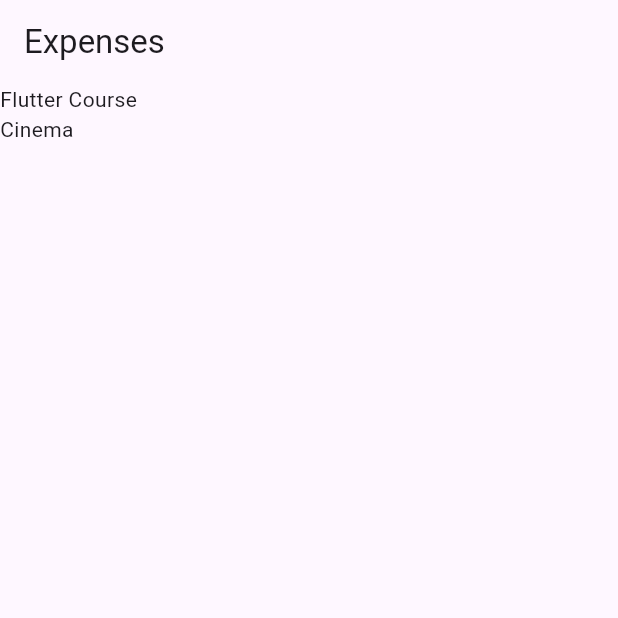
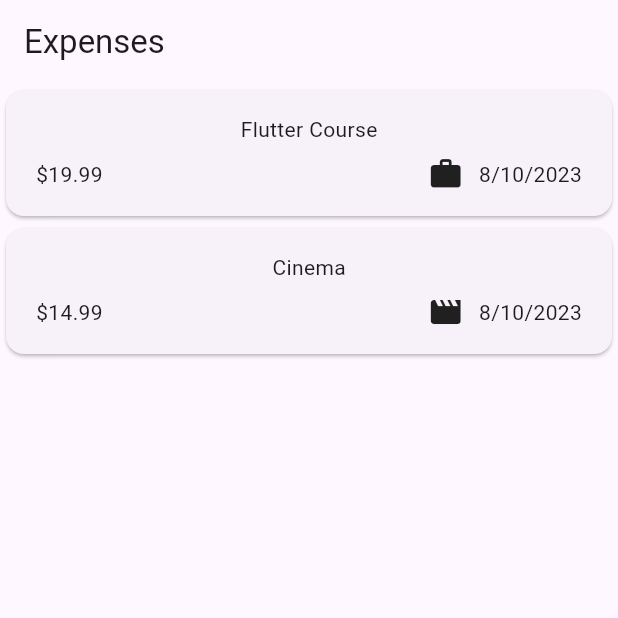
Before and after one commit to davidecarizzoni/flutter_expense_tracker_app, a Flutter app: the screen it shows after launch, on a phone screen of 412 x 824 dp, the top half of it. Run offline on Flutter 3.47's test engine with Material 2 defaults, Android fonts, the phone set to English and light mode, and no system bars.

Commit message:
feat(expenses): list with date formatter and icons

```diff
--- a/lib/main.dart
+++ b/lib/main.dart
@@ -1,4 +1,4 @@
-import 'package:expense_tracker/expenses.dart';
+import 'package:expense_tracker/widgets/expenses.dart';
 import 'package:flutter/material.dart';
 
 void main() {
@@ -6,7 +6,7 @@ void main() {
     MaterialApp(
       theme: ThemeData.light(useMaterial3: true),
       darkTheme: ThemeData.dark(),
-      home: Expenses(),
+      home: const Expenses(),
     ),
   );
 }
--- a/lib/models/expense.dart
+++ b/lib/models/expense.dart
@@ -1,8 +1,18 @@
+import 'package:flutter/material.dart';
+import 'package:intl/intl.dart';
 import 'package:uuid/uuid.dart';
 
 const uuid = Uuid();
+final formatter = DateFormat.yMd();
 
 enum Category { food, travel, leisure, work }
+
+const categoryIcons = {
+  Category.food: Icons.lunch_dining,
+  Category.travel: Icons.flight_takeoff,
+  Category.leisure: Icons.movie,
+  Category.work: Icons.work,
+};
 
 class Expense {
   Expense({
@@ -17,4 +27,12 @@ class Expense {
   final double amount;
   final DateTime date;
   final Category category;
+
+  get formattedData {
+    return formatter.format(date);
+  }
+
+  get icon {
+    return categoryIcons[category];
+  }
 }
--- a/lib/expenses.dart
+++ b/lib/widgets/expenses.dart
@@ -1,4 +1,4 @@
-import 'package:expense_tracker/expenses_list.dart';
+import 'package:expense_tracker/widgets/expenses_list/expenses_list.dart';
 import 'package:expense_tracker/models/expense.dart';
 import 'package:flutter/material.dart';
 
@@ -17,7 +17,7 @@ class _ExpensesState extends State<Expenses> {
         title: 'Flutter Course',
         amount: 19.99,
         date: DateTime.now(),
-        category: Category.food),
+        category: Category.work),
     Expense(
         title: 'Cinema',
         amount: 14.99,
--- /dev/null
+++ b/lib/widgets/expenses_list/expenses_item.dart
@@ -0,0 +1,39 @@
+import 'package:expense_tracker/models/expense.dart';
+import 'package:flutter/material.dart';
+
+class ExpensesItem extends StatelessWidget {
+  const ExpensesItem({required this.expense, super.key});
+
+  final Expense expense;
+
+  @override
+  Widget build(BuildContext context) {
+    return Card(
+      child: Padding(
+          padding: const EdgeInsets.symmetric(horizontal: 20, vertical: 16),
+          child: Column(
+            children: [
+              Text(expense.title),
+              const SizedBox(height: 8),
+              Row(
+                children: [
+                  Text(
+                    '\$${expense.amount.toStringAsFixed(2)}',
+                  ),
+                  const Spacer(),
+                  Row(
+                    children: [
+                      Icon(expense.icon),
+                      const SizedBox(width: 10),
+                      Text(
+                        expense.formattedData,
+                      ),
+                    ],
+                  )
+                ],
+              )
+            ],
+          )),
+    );
+  }
+}
--- a/lib/expenses_list.dart
+++ b/lib/widgets/expenses_list/expenses_list.dart
@@ -1,4 +1,5 @@
 import 'package:expense_tracker/models/expense.dart';
+import 'package:expense_tracker/widgets/expenses_list/expenses_item.dart';
 import 'package:flutter/material.dart';
 
 class ExpensesList extends StatelessWidget {
@@ -10,7 +11,7 @@ class ExpensesList extends StatelessWidget {
   Widget build(BuildContext context) {
     return ListView.builder(
       itemCount: expenses.length,
-      itemBuilder: (context, index) => Text(expenses[index].title),
+      itemBuilder: (context, index) => ExpensesItem(expense: expenses[index]),
     );
   }
 }
--- a/pubspec.yaml
+++ b/pubspec.yaml
@@ -36,6 +36,7 @@ dependencies:
   # Use with the CupertinoIcons class for iOS style icons.
   cupertino_icons: ^1.0.2
   uuid: ^3.0.7
+  intl: ^0.18.1
 
 dev_dependencies:
   flutter_test:
```
Also changed, not shown: pubspec.lock.
